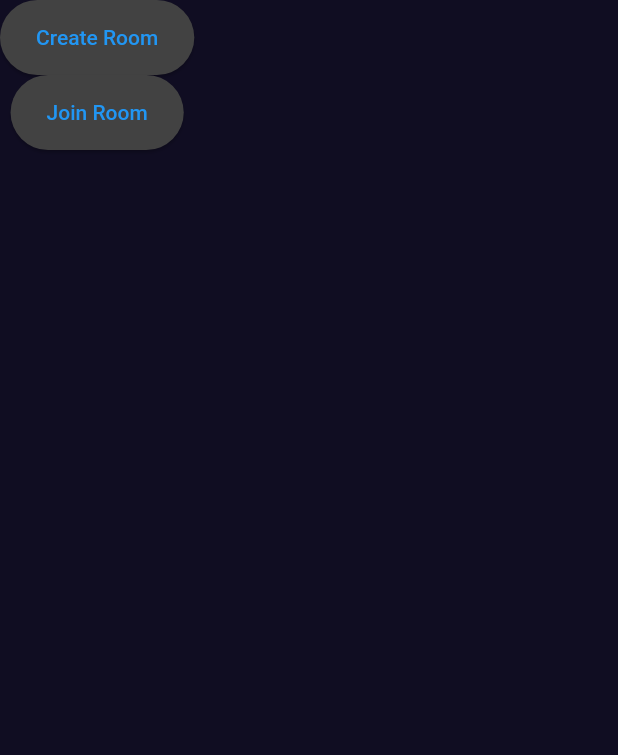
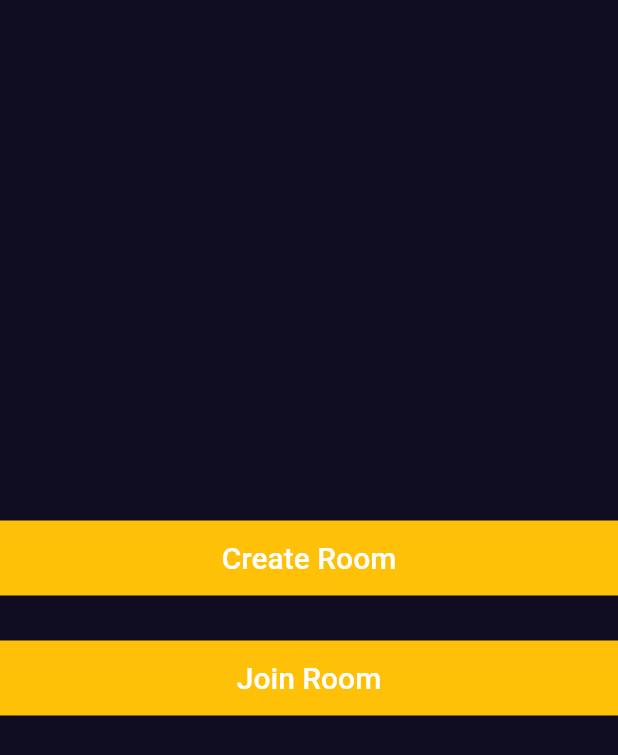
Before and after one commit to Thiruvikraman1998/Multiplayer_tictactoe_game, a Flutter app: the screen it shows after launch, on a phone screen of 412 x 824 dp. Shown: the top 755 px of the screen. Run offline on Flutter 3.47's test engine with Material 2 defaults, Android fonts, the phone set to English and light mode, and no system bars.

Commit message:
added some button styles

```diff
--- a/tictactoe_game/lib/screens/main_menu_screen.dart
+++ b/tictactoe_game/lib/screens/main_menu_screen.dart
@@ -7,11 +7,15 @@ class MainMenu extends StatelessWidget {
   @override
   Widget build(BuildContext context) {
     return Scaffold(
-      body: Column(
-        children: [
-          MainMenuButton(onPressedEvent: () {}, lable: "Create Room"),
-          MainMenuButton(onPressedEvent: () {}, lable: "Join Room")
-        ],
+      body: Center(
+        child: Column(
+          mainAxisAlignment: MainAxisAlignment.center,
+          children: [
+            MainMenuButton(onPressedEvent: () {}, lable: "Create Room"),
+            const SizedBox(height: 30),
+            MainMenuButton(onPressedEvent: () {}, lable: "Join Room")
+          ],
+        ),
       ),
     );
   }
--- a/tictactoe_game/lib/widgets/buttons/main_menu_buttons.dart
+++ b/tictactoe_game/lib/widgets/buttons/main_menu_buttons.dart
@@ -13,9 +13,14 @@ class MainMenuButton extends StatelessWidget {
     return ElevatedButton(
       onPressed: onPressedEvent,
       style: ElevatedButton.styleFrom(
-        minimumSize: Size(width / 5, 50),
+          minimumSize: Size(width, 50),
+          backgroundColor: Colors.amber,
+          foregroundColor: Colors.white,
+          shape: const BeveledRectangleBorder()),
+      child: Text(
+        lable,
+        style: const TextStyle(fontSize: 20),
       ),
-      child: Text(lable),
     );
   }
 }
```
